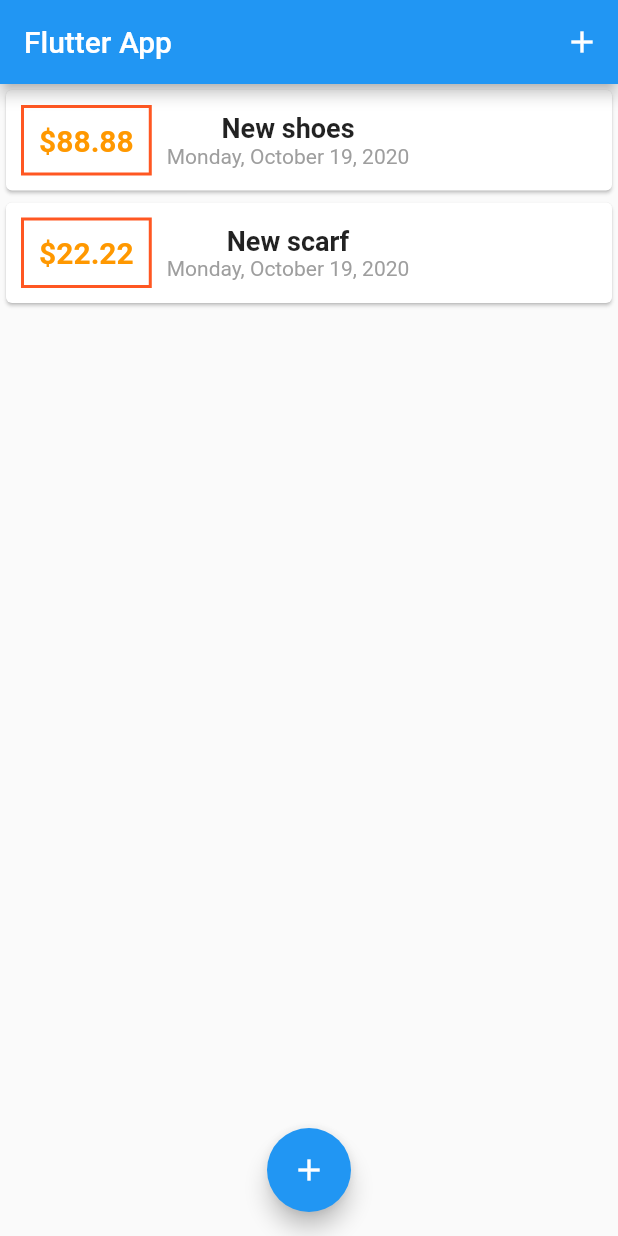
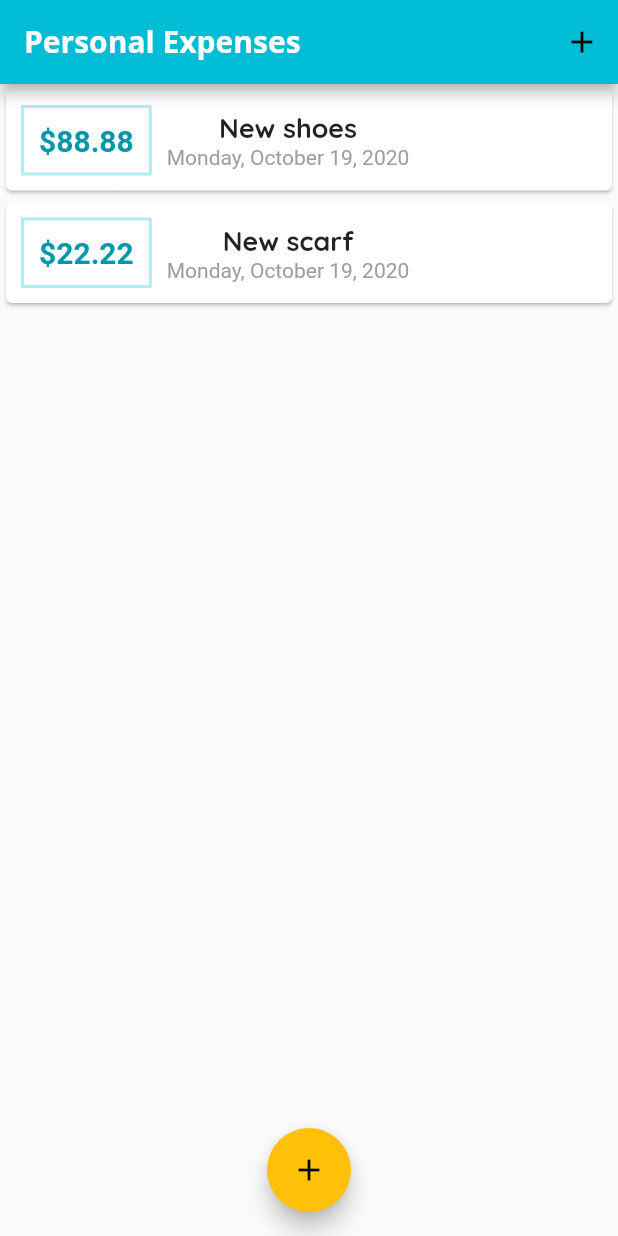
Before and after one commit to GianMor/personal_expenses_flutter, a Flutter app: the screen it shows after launch, on a phone screen of 412 x 824 dp. Run offline on Flutter 3.47's test engine with Material 2 defaults, Android fonts, the phone set to English and light mode, and no system bars.

Commit message:
styling e theme

```diff
--- a/lib/main.dart
+++ b/lib/main.dart
@@ -11,9 +11,23 @@ class MyApp extends StatelessWidget {
   @override
   Widget build(BuildContext context) {
     return MaterialApp(
-      title: 'Flutter Demo',
-      home: MyHomePage(),
-    );
+        title: 'Personal Expenses',
+        home: MyHomePage(),
+        theme: ThemeData(
+            primarySwatch: Colors.cyan,
+            accentColor: Colors.amber,
+            fontFamily: 'Quicksand',
+            textTheme: ThemeData.light().textTheme.copyWith(
+                headline6: TextStyle(
+                    fontFamily: 'Quicksand',
+                    fontWeight: FontWeight.bold,
+                    fontSize: 18)),
+            appBarTheme: AppBarTheme(
+                textTheme: ThemeData.light().textTheme.copyWith(
+                    headline6: TextStyle(
+                        fontFamily: 'OpenSans',
+                        fontSize: 20,
+                        fontWeight: FontWeight.bold)))));
   }
 }
 
@@ -51,7 +65,7 @@ class _MyHomePageState extends State<MyHomePage> {
   Widget build(BuildContext context) {
     return Scaffold(
       appBar: AppBar(
-        title: Text("Flutter App"),
+        title: Text("Personal Expenses"),
         actions: <Widget>[
           IconButton(
               icon: Icon(Icons.add),
@@ -67,6 +81,7 @@ class _MyHomePageState extends State<MyHomePage> {
       floatingActionButton: FloatingActionButton(
           child: Icon(Icons.add),
           onPressed: () => startAddNewTransaction(context)),
+      drawerScrimColor: Theme.of(context).accentColor,
     );
   }
 }
--- a/lib/widgets/transaction_list.dart
+++ b/lib/widgets/transaction_list.dart
@@ -17,20 +17,20 @@ class TransactionList extends StatelessWidget {
               Container(
                   margin: EdgeInsets.symmetric(vertical: 10, horizontal: 10),
                   decoration: BoxDecoration(
-                      border: Border.all(color: Colors.deepOrange, width: 2)),
+                      border: Border.all(color: Theme.of(context).primaryColorLight, width: 2)),
                   padding: EdgeInsets.all(10),
                   child: Text(
                     '\$${transaction[index].amount.toStringAsFixed(2)}',
                     style: TextStyle(
                         fontWeight: FontWeight.bold,
                         fontSize: 20,
-                        color: Colors.orange),
+                        color: Theme.of(context).primaryColorDark),
                   )),
               Column(
                 children: <Widget>[
                   Text(
                     transaction[index].title,
-                    style: TextStyle(fontSize: 18, fontWeight: FontWeight.bold),
+                    style: Theme.of(context).textTheme.headline6,
                   ),
                   Text(
                     DateFormat()
@@ -41,7 +41,8 @@ class TransactionList extends StatelessWidget {
                 ],
               )
             ]));
-          }, itemCount: transaction.length,
+          },
+          itemCount: transaction.length,
         ));
   }
 }
```
